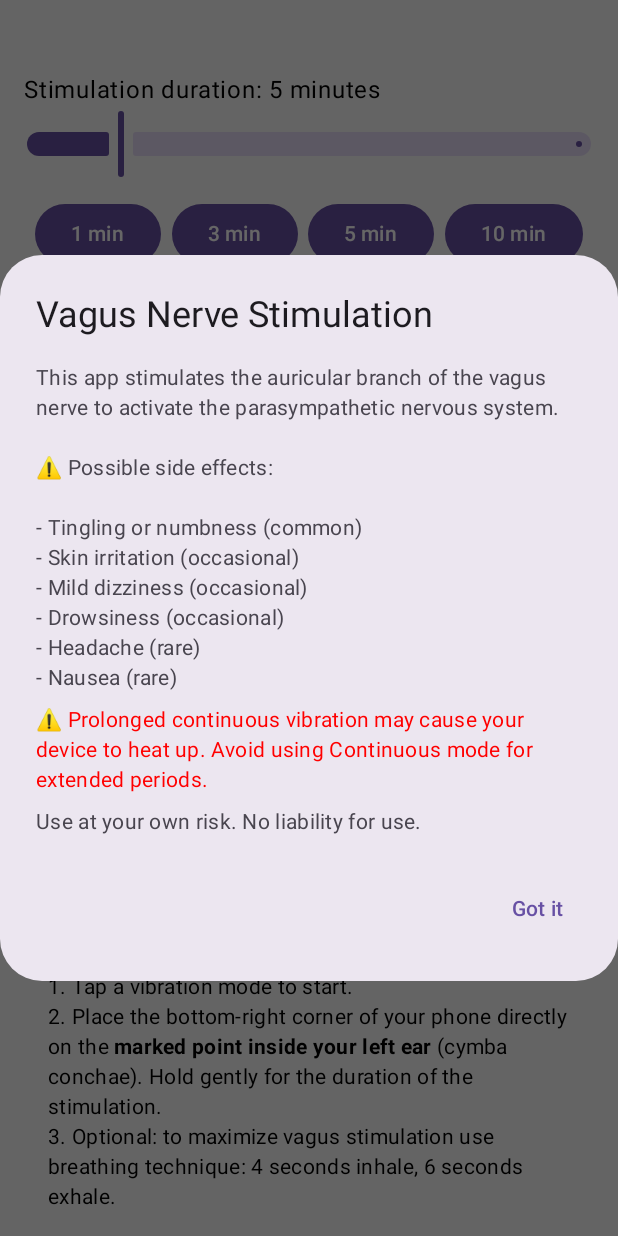
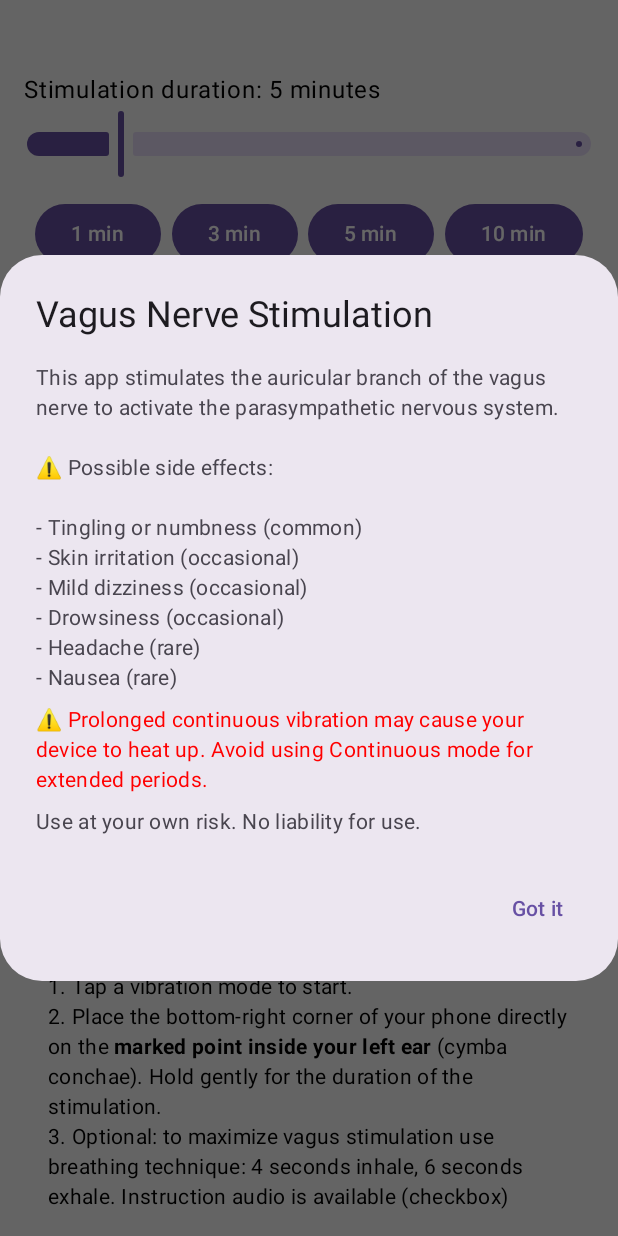
Before and after one commit to synapp009/NeuroCalm, an Android app built with Jetpack Compose: the screen it shows after launch (MainActivity), scrolled down 116 dp, on a phone screen of 412 x 824 dp. Run offline under Robolectric (Android 15) with nearby library versions, the light colour scheme and no system bars.

Commit message:
changes in instruction text

```diff
--- a/app/src/main/java/nodomain/synapp/neurocalm/MainActivity.kt
+++ b/app/src/main/java/nodomain/synapp/neurocalm/MainActivity.kt
@@ -245,7 +245,7 @@ fun VagusStimUI(vibrator: Vibrator, showIntro: Boolean, onDismissIntro: () -> Un
                         append("marked point inside your left ear")
                     }
                     append(" (cymba conchae). Hold gently for the duration of the stimulation.\n")
-                    append("3. Optional: to maximize vagus stimulation use breathing technique: 4 seconds inhale, 6 seconds exhale.")
+                    append("3. Optional: to maximize vagus stimulation use breathing technique: 4 seconds inhale, 6 seconds exhale. Instruction audio is available (checkbox)")
                 },
                 style = MaterialTheme.typography.bodyMedium
             )
```
Also changed, not shown: 1 other file.
